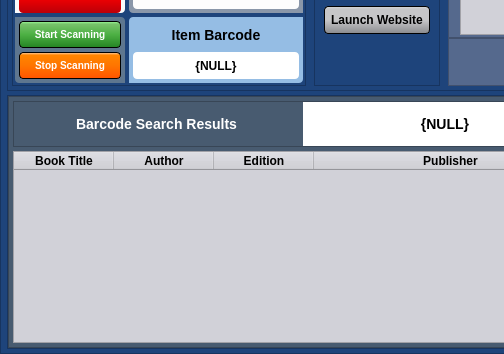
Old version of the form design_files/simplified_inventory_interface.ui in the repository stmark707/Capstone_Project; both pictures show x 0 to 504 and y 167 to 521 of the 900 by 521 pixel window.
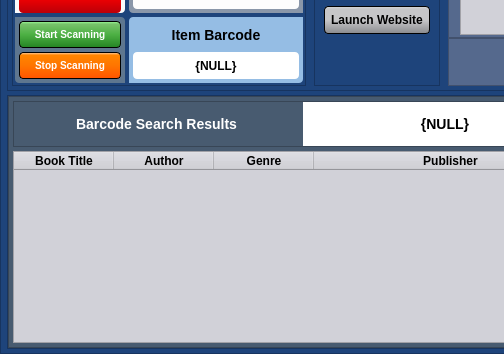
New version of the form. The open tabs and pages were chosen to show the change. Icons and pictures are not drawn.

What changed in the file:
```diff
--- a/design_files/simplified_inventory_interface.ui
+++ b/design_files/simplified_inventory_interface.ui
@@ -1527,7 +1527,7 @@
                </column>
                <column>
                 <property name="text">
-                 <string>Edition</string>
+                 <string>Genre</string>
                 </property>
                </column>
                <column>
```
Left out of the diff: 2 changed lines with no effect on the pictures.
